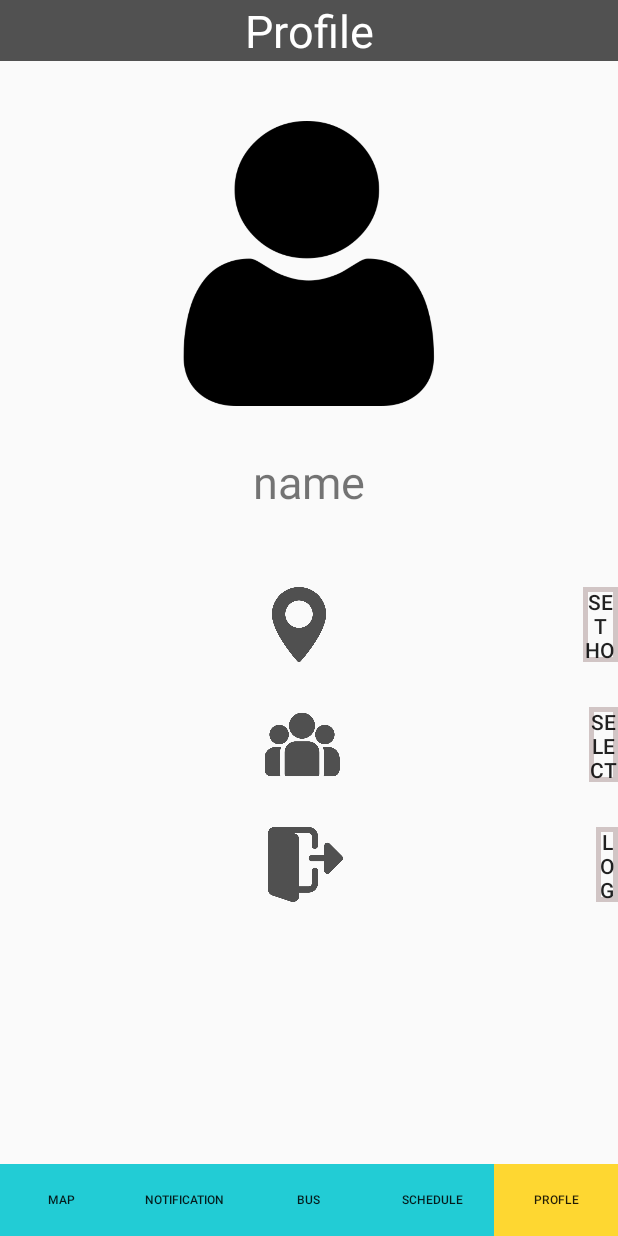
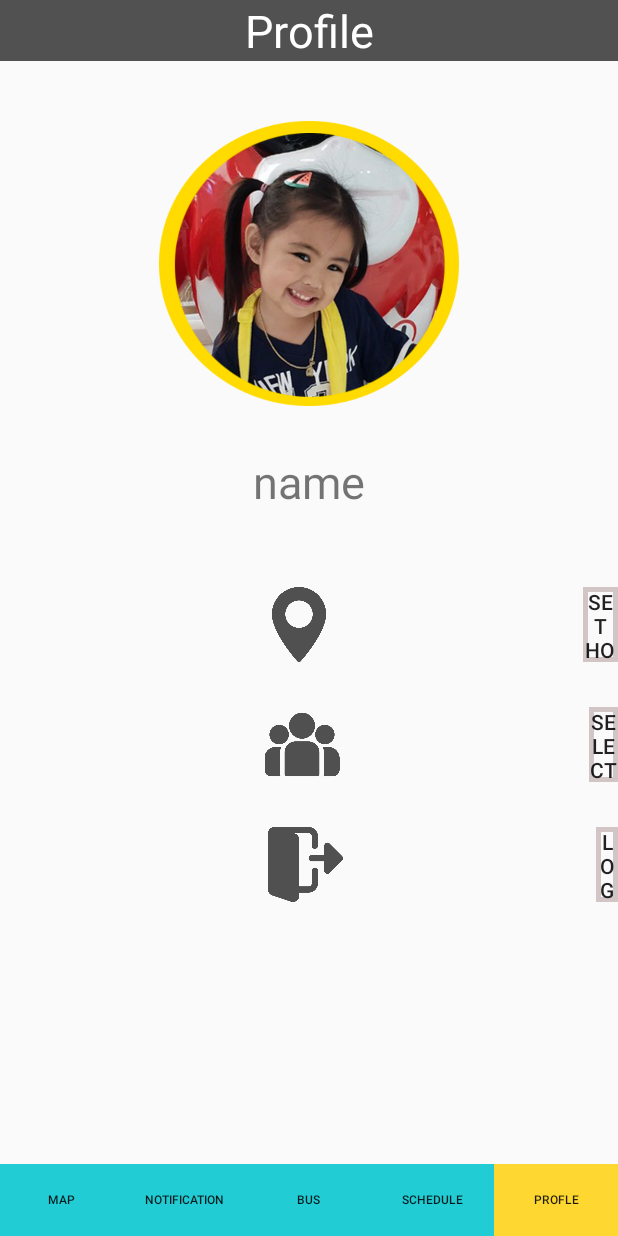
Before and after one commit to teeratton/Parent_Application_RoadRongRean, an Android app: the ProfileActivity screen opened directly, with no data from a screen before it, on a phone screen of 412 x 824 dp. Run offline under Robolectric (Android 15) with nearby library versions, the phone set to English and light mode, and no system bars; our stand-ins replace Firebase (no records; nobody signed in at launch, a user with empty details on screens opened directly).

Commit message:
finish profile

```diff
--- a/app/src/main/java/com/teerat/parent_map/NotificationActivity.java
+++ b/app/src/main/java/com/teerat/parent_map/NotificationActivity.java
@@ -204,7 +204,7 @@ public class NotificationActivity extends AppCompatActivity implements View.OnCl
         Date c = Calendar.getInstance().getTime();
         date = df.format(c);
         TextView textView = new TextView(this);
-        //date = "25-05-2020";
+        date = "25-05-2020";
 
         textView.setText(date);
         textView.setGravity(Gravity.CENTER);
@@ -212,7 +212,7 @@ public class NotificationActivity extends AppCompatActivity implements View.OnCl
         textView.setPadding(0,0,0,50);
         notificationArea.addView(textView);
 
-        //date = "18-05-2020";
+        date = "18-05-2020";
         sDocRef = FirebaseFirestore.getInstance().document("student/"+studentId+"/Event/" + date);
         getNotification();
     }
@@ -248,6 +248,7 @@ public class NotificationActivity extends AppCompatActivity implements View.OnCl
             startActivity(intent);
         }
         if(v == speedWarningButton){
+            date = "30-05-2020";
             Intent intent = new Intent(NotificationActivity.this,PopSpeedWarningActivity.class);
             intent.putExtra("date", date);
             intent.putExtra("busId", busId);
--- a/app/src/main/java/com/teerat/parent_map/ProfileActivity.java
+++ b/app/src/main/java/com/teerat/parent_map/ProfileActivity.java
@@ -1,23 +1,38 @@
 package com.teerat.parent_map;
 
+import androidx.annotation.NonNull;
 import androidx.appcompat.app.AppCompatActivity;
 
 import android.content.Context;
 import android.content.Intent;
 import android.location.Location;
 import android.location.LocationManager;
+import android.media.Image;
 import android.os.Bundle;
+import android.util.Log;
 import android.view.View;
 import android.widget.Button;
+import android.widget.ImageView;
+import android.widget.TextView;
+
+import com.google.android.gms.tasks.OnCompleteListener;
+import com.google.android.gms.tasks.Task;
+import com.google.firebase.firestore.DocumentReference;
+import com.google.firebase.firestore.DocumentSnapshot;
+import com.google.firebase.firestore.FirebaseFirestore;
 
 public class ProfileActivity extends AppCompatActivity  implements View.OnClickListener{
 
     private Button selectLocationButton;
     private Button selectStudentButton;
     private Button logoutButton;
+    private TextView studentNameTextView;
+    private ImageView studentImageView;
     private Parent parent;
     private String busId;
     private String studentId;
+    private String studentFirstName;
+    private String studentLastName;
 
 
 
@@ -29,14 +44,21 @@ public class ProfileActivity extends AppCompatActivity  implements View.OnClickL
         selectLocationButton = (Button) findViewById(R.id.setLocationButton);
         selectStudentButton = (Button) findViewById(R.id.selectStudentButton);
         logoutButton = (Button) findViewById(R.id.logOutButton);
+        studentNameTextView = (TextView) findViewById(R.id.studentname);
+        studentImageView = (ImageView) findViewById(R.id.studentImage);
 
         selectLocationButton.setOnClickListener(this);
         logoutButton.setOnClickListener(this);
+
+        studentImageView.setImageResource(R.drawable.korkeaw);
 
         Intent intent = getIntent();
         parent = intent.getParcelableExtra("parent");
         busId = intent.getStringExtra("busId");
         studentId = intent.getStringExtra("studentId");
+        getStudentInfo();
+
+
 
     }
 
@@ -56,6 +78,28 @@ public class ProfileActivity extends AppCompatActivity  implements View.OnClickL
         }
     }
 
+    public void getStudentInfo(){
+        DocumentReference sDocRef = FirebaseFirestore.getInstance().document("student/"+studentId);
+        sDocRef.get().addOnCompleteListener(new OnCompleteListener<DocumentSnapshot>() {
+            @Override
+            public void onComplete(@NonNull Task<DocumentSnapshot> task) {
+                if(task.isSuccessful()){
+                    DocumentSnapshot document = task.getResult();
+                    if(document.exists()){
+                         studentFirstName = document.getString("firstName");
+                         studentLastName = document.getString("lastName");
+                         Log.d("student name", studentFirstName + studentLastName);
+                         studentNameTextView.setText(studentFirstName + " " + studentLastName);
+                    }else {
+                        Log.d("test", "No such document");
+                }
+                }else {
+                    Log.d("test", "get failed with ", task.getException());
+                }
+            }
+        });
+    }
+
 
 
 
--- a/app/src/main/res/layout/activity_profile.xml
+++ b/app/src/main/res/layout/activity_profile.xml
@@ -14,6 +14,7 @@
 
 
     <ImageView
+        android:id="@+id/studentImage"
         android:layout_width="200dp"
         android:layout_height="200dp"
         android:scaleType="fitXY"
```
Also changed, not shown: app/src/main/java/com/teerat/parent_map/PopSelectLocation.java (+9 -1 lines), app/src/main/res/drawable/korkeaw.png (added).
